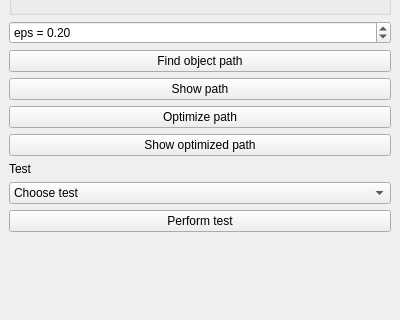
First picture: the form in plugin/src/DualRobotPlugin.ui, repository martinjakobsgaard/dual-robots, before the edit; both pictures show x 0 to 400 and y 159 to 479 of the 400 by 479 pixel window.
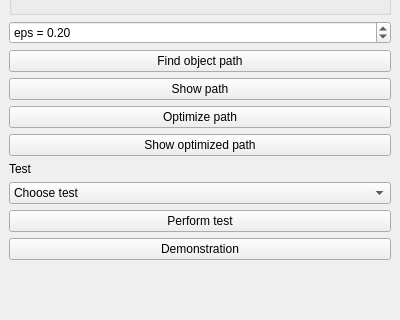
Second picture: the form after the edit.

Commit message: Add demonstration and corresponding button

```diff
--- a/plugin/src/DualRobotPlugin.ui
+++ b/plugin/src/DualRobotPlugin.ui
@@ -177,6 +177,13 @@
       </property>
      </widget>
     </item>
+    <item>
+     <widget class="QPushButton" name="ui_button_demonstration">
+      <property name="text">
+       <string>Demonstration</string>
+      </property>
+     </widget>
+    </item>
    </layout>
   </widget>
  </widget>
```
The commit also changes 2 other files.
